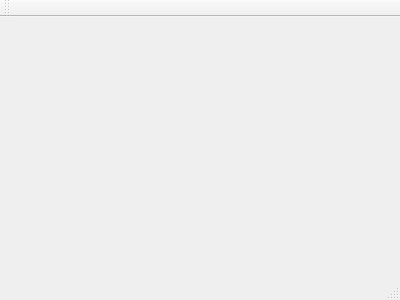
Above: MainWindow.ui from HIT-86/RESTrepeat before the change. Below: the same form after it.
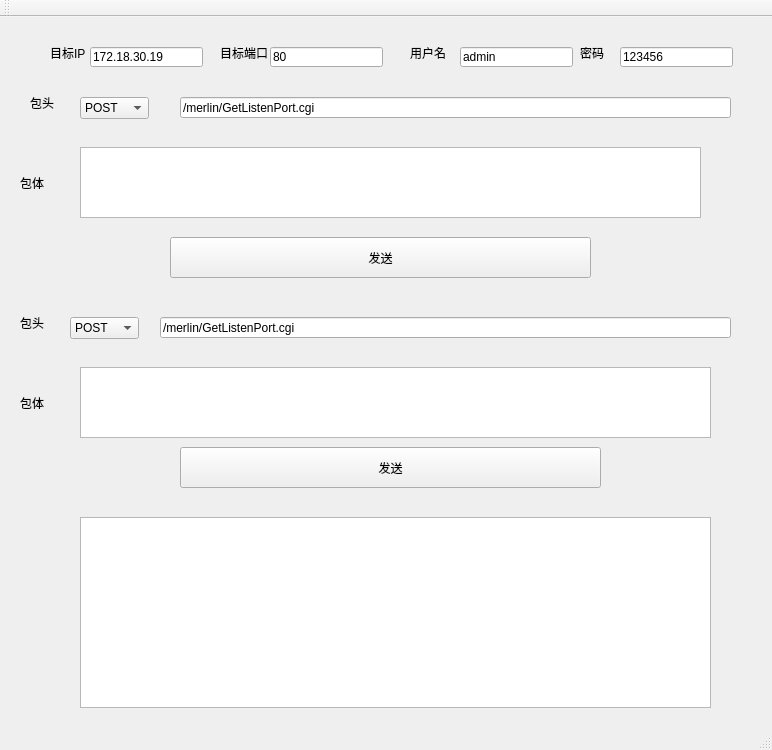
That is the form after the change.

Commit message: 描述：实现post请求的获取，实现自定义用户名、密码、IP、端口以及命令功能，实现可以同时发送两个命令 修改：增加HTTP协议请求头的实现，对用户名和密码使用base64加密处理已通过设备端验证，url部分增加对端口的处理，增加应答框用来显示设备端应答信息，代码重复较多，待优化。

Diff of the .ui file:
```diff
--- a/MainWindow.ui
+++ b/MainWindow.ui
@@ -1,24 +1,308 @@
 <ui version="4.0">
  <class>MainWindow</class>
- <widget class="QMainWindow" name="MainWindow" >
-  <property name="geometry" >
+ <widget class="QMainWindow" name="MainWindow">
+  <property name="geometry">
    <rect>
     <x>0</x>
     <y>0</y>
-    <width>400</width>
-    <height>300</height>
+    <width>772</width>
+    <height>750</height>
    </rect>
   </property>
   <property name="windowTitle" >
    <string>MainWindow</string>
   </property>
-  <widget class="QMenuBar" name="menuBar" />
-  <widget class="QToolBar" name="mainToolBar" />
-  <widget class="QWidget" name="centralWidget" />
-  <widget class="QStatusBar" name="statusBar" />
+  <widget class="QWidget" name="centralWidget">
+   <widget class="QLabel" name="label_IP">
+    <property name="geometry">
+     <rect>
+      <x>50</x>
+      <y>30</y>
+      <width>54</width>
+      <height>12</height>
+     </rect>
+    </property>
+    <property name="text">
+     <string>目标IP</string>
+    </property>
+   </widget>
+   <widget class="QLabel" name="label_port">
+    <property name="geometry">
+     <rect>
+      <x>220</x>
+      <y>30</y>
+      <width>54</width>
+      <height>12</height>
+     </rect>
+    </property>
+    <property name="text">
+     <string>目标端口</string>
+    </property>
+   </widget>
+   <widget class="QLabel" name="label_userName">
+    <property name="geometry">
+     <rect>
+      <x>410</x>
+      <y>30</y>
+      <width>54</width>
+      <height>12</height>
+     </rect>
+    </property>
+    <property name="text">
+     <string>用户名</string>
+    </property>
+   </widget>
+   <widget class="QLabel" name="label_password">
+    <property name="geometry">
+     <rect>
+      <x>580</x>
+      <y>30</y>
+      <width>54</width>
+      <height>12</height>
+     </rect>
+    </property>
+    <property name="text">
+     <string>密码</string>
+    </property>
+   </widget>
+   <widget class="QLineEdit" name="lineEdit_IP">
+    <property name="geometry">
+     <rect>
+      <x>90</x>
+      <y>30</y>
+      <width>113</width>
+      <height>20</height>
+     </rect>
+    </property>
+    <property name="text">
+     <string>172.18.30.19</string>
+    </property>
+   </widget>
+   <widget class="QLineEdit" name="lineEdit_port">
+    <property name="geometry">
+     <rect>
+      <x>270</x>
+      <y>30</y>
+      <width>113</width>
+      <height>20</height>
+     </rect>
+    </property>
+    <property name="text">
+     <string>80</string>
+    </property>
+   </widget>
+   <widget class="QLineEdit" name="lineEdit_userName">
+    <property name="geometry">
+     <rect>
+      <x>460</x>
+      <y>30</y>
+      <width>113</width>
+      <height>20</height>
+     </rect>
+    </property>
+    <property name="text">
+     <string>admin</string>
+    </property>
+   </widget>
+   <widget class="QLineEdit" name="lineEdit_password">
+    <property name="geometry">
+     <rect>
+      <x>620</x>
+      <y>30</y>
+      <width>113</width>
+      <height>20</height>
+     </rect>
+    </property>
+    <property name="text">
+     <string>123456</string>
+    </property>
+   </widget>
+   <widget class="QComboBox" name="comboBox_package1">
+    <property name="geometry">
+     <rect>
+      <x>80</x>
+      <y>80</y>
+      <width>69</width>
+      <height>22</height>
+     </rect>
+    </property>
+    <item>
+     <property name="text">
+      <string>POST</string>
+     </property>
+    </item>
+   </widget>
+   <widget class="QLabel" name="label_package1">
+    <property name="geometry">
+     <rect>
+      <x>30</x>
+      <y>80</y>
+      <width>54</width>
+      <height>12</height>
+     </rect>
+    </property>
+    <property name="text">
+     <string>包头</string>
+    </property>
+   </widget>
+   <widget class="QLineEdit" name="lineEdit_package1">
+    <property name="geometry">
+     <rect>
+      <x>180</x>
+      <y>80</y>
+      <width>551</width>
+      <height>21</height>
+     </rect>
+    </property>
+    <property name="text">
+     <string>/merlin/GetListenPort.cgi</string>
+    </property>
+   </widget>
+   <widget class="QLabel" name="label_body1">
+    <property name="geometry">
+     <rect>
+      <x>20</x>
+      <y>160</y>
+      <width>54</width>
+      <height>12</height>
+     </rect>
+    </property>
+    <property name="text">
+     <string>包体</string>
+    </property>
+   </widget>
+   <widget class="QTextEdit" name="textEdit_body1">
+    <property name="geometry">
+     <rect>
+      <x>80</x>
+      <y>130</y>
+      <width>621</width>
+      <height>71</height>
+     </rect>
+    </property>
+   </widget>
+   <widget class="QToolButton" name="toolButton_send1">
+    <property name="geometry">
+     <rect>
+      <x>170</x>
+      <y>220</y>
+      <width>421</width>
+      <height>41</height>
+     </rect>
+    </property>
+    <property name="text">
+     <string>发送</string>
+    </property>
+   </widget>
+   <widget class="QLabel" name="label_package2">
+    <property name="geometry">
+     <rect>
+      <x>20</x>
+      <y>300</y>
+      <width>54</width>
+      <height>12</height>
+     </rect>
+    </property>
+    <property name="text">
+     <string>包头</string>
+    </property>
+   </widget>
+   <widget class="QComboBox" name="comboBox_package2">
+    <property name="geometry">
+     <rect>
+      <x>70</x>
+      <y>300</y>
+      <width>69</width>
+      <height>22</height>
+     </rect>
+    </property>
+    <item>
+     <property name="text">
+      <string>POST</string>
+     </property>
+    </item>
+   </widget>
+   <widget class="QLineEdit" name="lineEdit_package2">
+    <property name="geometry">
+     <rect>
+      <x>160</x>
+      <y>300</y>
+      <width>571</width>
+      <height>21</height>
+     </rect>
+    </property>
+    <property name="text">
+     <string>/merlin/GetListenPort.cgi</string>
+    </property>
+   </widget>
+   <widget class="QLabel" name="label_body2">
+    <property name="geometry">
+     <rect>
+      <x>20</x>
+      <y>380</y>
+      <width>54</width>
+      <height>12</height>
+     </rect>
+    </property>
+    <property name="text">
+     <string>包体</string>
+    </property>
+   </widget>
+   <widget class="QTextEdit" name="textEdit_body2">
+    <property name="geometry">
+     <rect>
+      <x>80</x>
+      <y>350</y>
+      <width>631</width>
+      <height>71</height>
+     </rect>
+    </property>
+   </widget>
+   <widget class="QToolButton" name="toolButton_send2">
+    <property name="geometry">
+     <rect>
+      <x>180</x>
+      <y>430</y>
+      <width>421</width>
+      <height>41</height>
+     </rect>
+    </property>
+    <property name="text">
+     <string>发送</string>
+    </property>
+   </widget>
+   <widget class="QTextBrowser" name="textBrowser_show">
+    <property name="geometry">
+     <rect>
+      <x>80</x>
+      <y>500</y>
+      <width>631</width>
+      <height>191</height>
+     </rect>
+    </property>
+   </widget>
+  </widget>
+  <widget class="QMenuBar" name="menuBar">
+   <property name="geometry">
+    <rect>
+     <x>0</x>
+     <y>0</y>
+     <width>772</width>
+     <height>23</height>
+    </rect>
+   </property>
+  </widget>
+  <widget class="QToolBar" name="mainToolBar">
+   <attribute name="toolBarArea">
+    <enum>TopToolBarArea</enum>
+   </attribute>
+   <attribute name="toolBarBreak">
+    <bool>false</bool>
+   </attribute>
+  </widget>
+  <widget class="QStatusBar" name="statusBar"/>
  </widget>
- <layoutDefault spacing="6" margin="11" />
- <pixmapfunction></pixmapfunction>
+ <layoutdefault spacing="6" margin="11"/>
  <resources/>
  <connections/>
 </ui>
```
Left out of the diff: 5 changed lines with no effect on the pictures. The commit also changes 3 other files.
